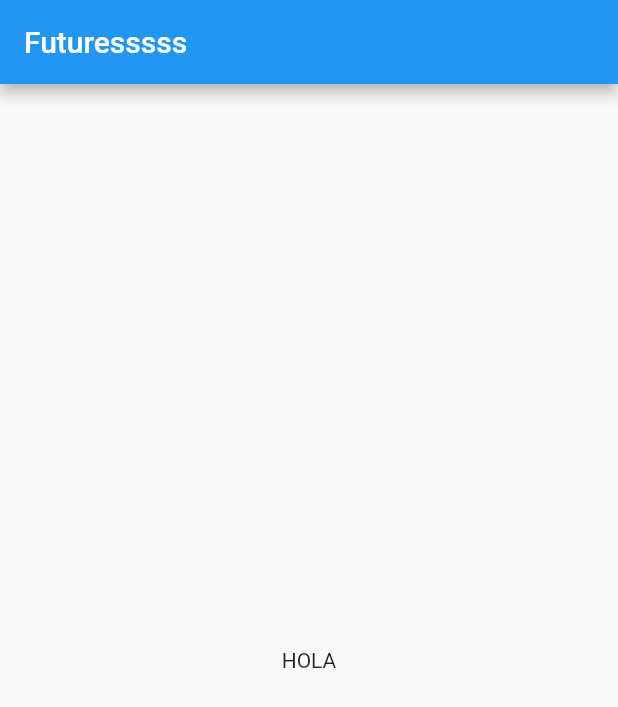
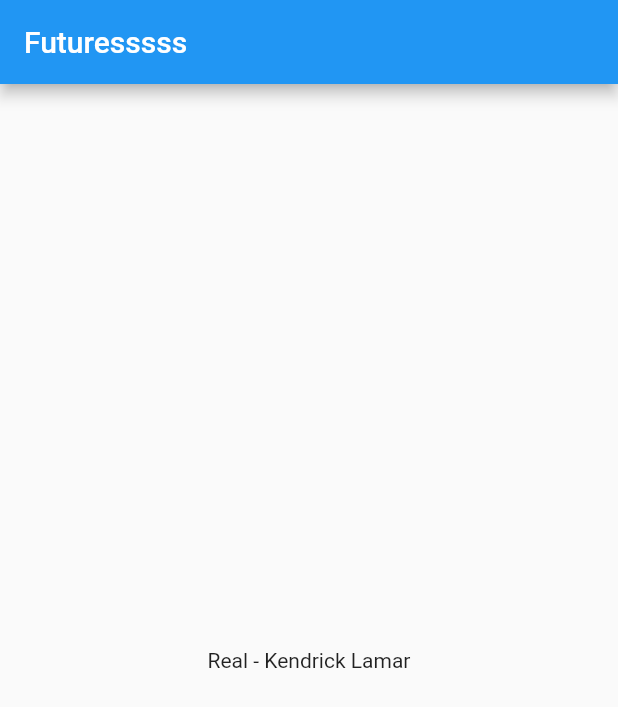
Before and after one commit to fr4nsgallegos/example, a Flutter app: the screen it shows after launch, on a phone screen of 412 x 824 dp. Shown: the top 707 px of the screen. Run offline on Flutter 3.47's test engine with Material 2 defaults, Android fonts, the phone set to English and light mode, and no system bars.

Commit message:
operador ternario ??

```diff
--- a/lib/pages/future_page.dart
+++ b/lib/pages/future_page.dart
@@ -41,7 +41,8 @@ class _FuturePageState extends State<FuturePage> {
               print("TIENE ERROR?: ${snap.hasError}");
               print("VALOR: ${snap.data}");
               print("-----------------------");
-              return Text("HOLA");
+              return Text(snap.data ?? "esperando");
+              // return Text(snap.data == null ? "esperando" : snap.data);
             },
           ),
         ),
```
